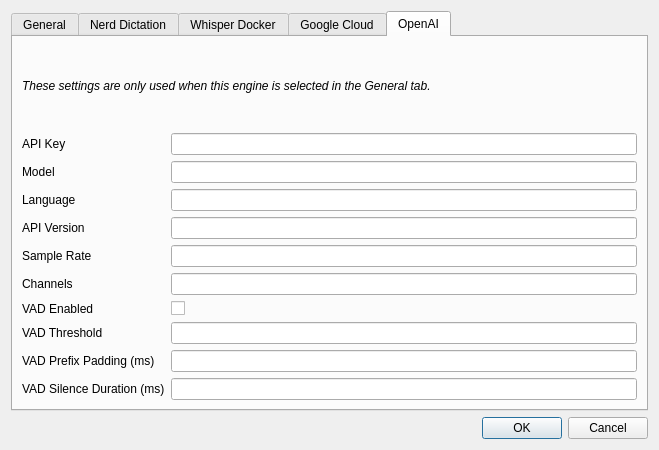
Above: eloGraf/advanced.ui from pcaro/elograf before the change. Below: the same form after it.
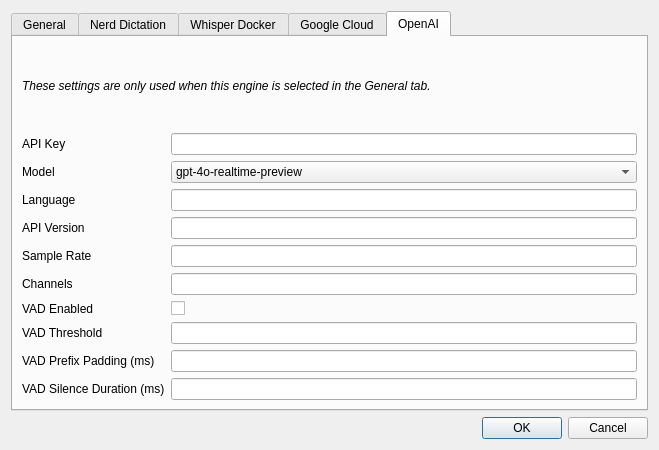
That is the form after the change. The open tabs and pages were chosen to show the change.

Commit message:
fix: correct OpenAI Realtime API implementation and add model selection
- Fix session configuration to use correct event types and parameters
- Change default model from gpt-4o-realtime-preview to gpt-4o-transcribe
- Add dropdown UI for selecting between regular and mini models
- Implement proper transcription event handlers (delta and completed)
- Remove manual buffer commits, let server VAD handle segmentation
- Document complete API flow and events in AGENTS.md

🤖 Generated with [Claude Code](https://claude.com/claude-code)

The edit to the form file:
```diff
--- a/eloGraf/advanced.ui
+++ b/eloGraf/advanced.ui
@@ -690,7 +690,21 @@
           </widget>
          </item>
          <item row="1" column="1">
-          <widget class="QLineEdit" name="openai_model_le"/>
+          <widget class="QComboBox" name="openai_model_cb">
+           <property name="currentText">
+            <string>gpt-4o-realtime-preview</string>
+           </property>
+           <item>
+            <property name="text">
+             <string>gpt-4o-realtime-preview</string>
+            </property>
+           </item>
+           <item>
+            <property name="text">
+             <string>gpt-4o-mini-realtime-preview</string>
+            </property>
+           </item>
+          </widget>
          </item>
          <item row="2" column="0">
           <widget class="QLabel" name="label_openai_language">
```
The commit also changes 5 other files.
